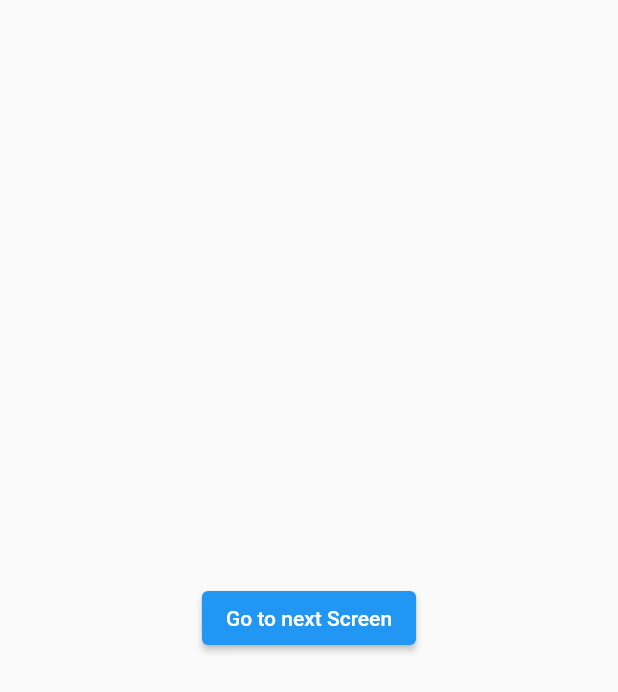
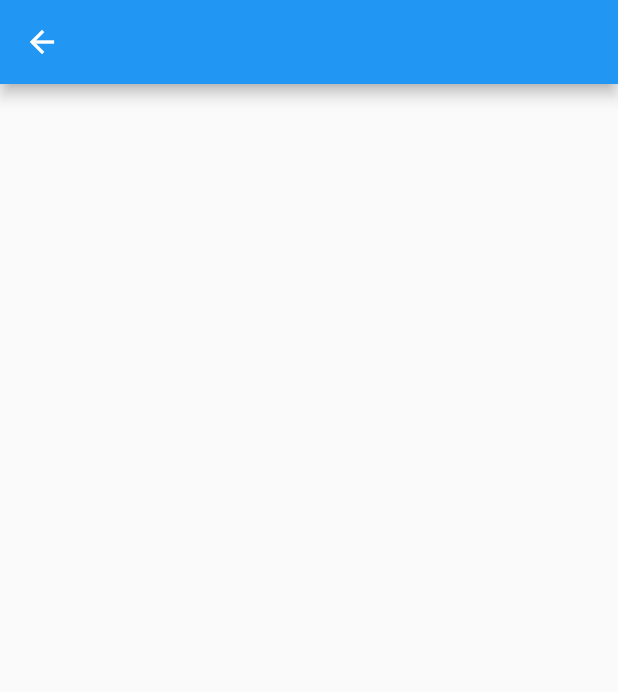
Before and after one commit to chinweibegbu/intro-to-mobile-development, a Flutter app: the screen it shows after launch, after a tap on "Go to next Screen", on a phone screen of 412 x 824 dp. Shown: the top 692 px of the screen. Run offline on Flutter 3.47's test engine with Material 2 defaults, Android fonts, the phone set to English and light mode, and no system bars.

Commit message:
Implented navigation with automatic back button

```diff
--- a/flutter/quotesapp/lib/screens/home_screen.dart
+++ b/flutter/quotesapp/lib/screens/home_screen.dart
@@ -1,4 +1,5 @@
 import 'package:flutter/material.dart';
+import 'package:quotesapp/screens/second_screen.dart';
 
 class HomeScreen extends StatelessWidget {
   const HomeScreen({Key? key}) : super(key: key);
@@ -9,7 +10,10 @@ class HomeScreen extends StatelessWidget {
       child: Scaffold(
         body: Center(
           child: ElevatedButton(
-            onPressed: () {},
+            onPressed: () {
+              Navigator.of(context).push(
+                  MaterialPageRoute(builder: (context) => SecondScreen()));
+            },
             child: Text("Go to next Screen"),
           ),
         ),
--- /dev/null
+++ b/flutter/quotesapp/lib/screens/second_screen.dart
@@ -0,0 +1,12 @@
+import 'package:flutter/material.dart';
+
+class SecondScreen extends StatelessWidget {
+  const SecondScreen({Key? key}) : super(key: key);
+
+  @override
+  Widget build(BuildContext context) {
+    return Scaffold(
+      appBar: AppBar(),
+    );
+  }
+}
```
